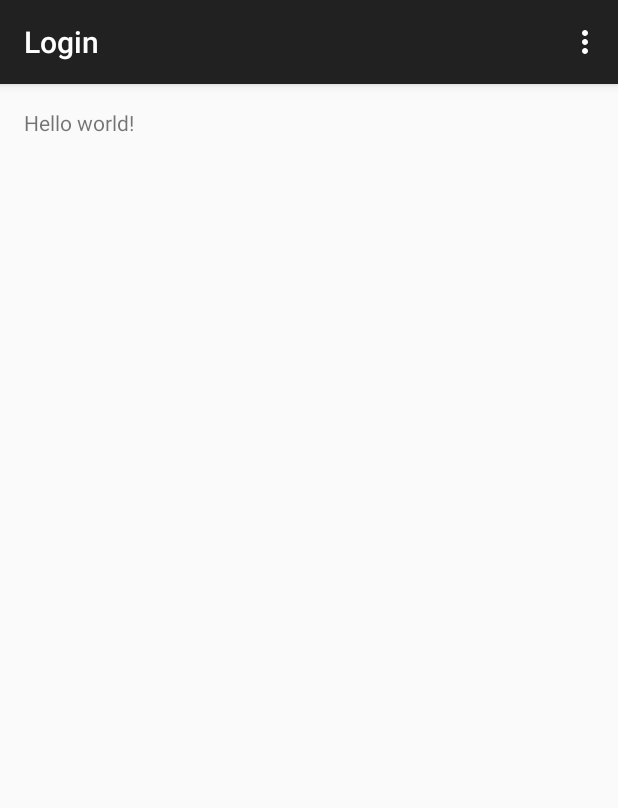
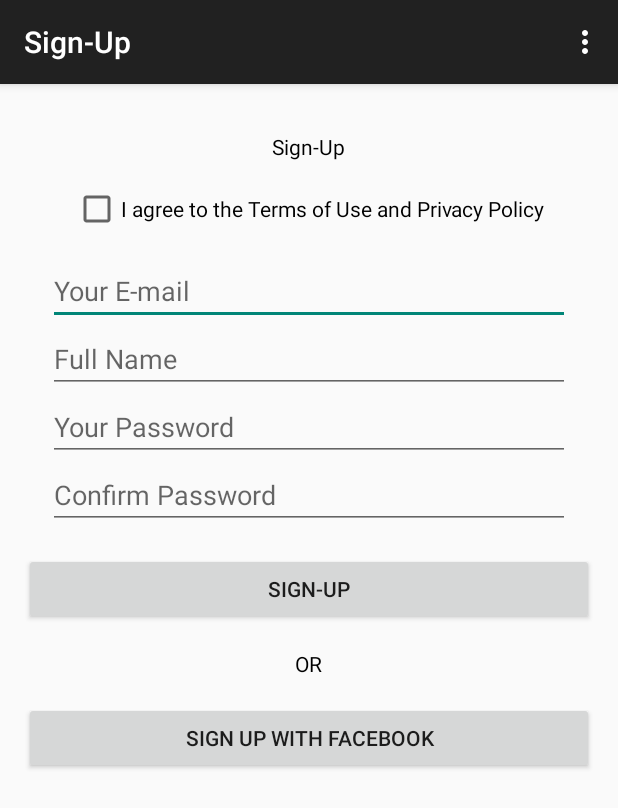
Before and after one commit to hananideen/Login, an Android app: the screen it shows after launch (MainActivity), on a phone screen of 412 x 824 dp. Shown: the top 808 px of the screen. Run offline under Robolectric (Android 15) with nearby library versions, the phone set to English and light mode, and no system bars.

Commit message:
Setup XML layout

```diff
--- a/app/src/main/AndroidManifest.xml
+++ b/app/src/main/AndroidManifest.xml
@@ -9,7 +9,7 @@
         android:theme="@style/AppTheme" >
         <activity
             android:name=".MainActivity"
-            android:label="@string/app_name" >
+            android:label="@string/signup" >
             <intent-filter>
                 <action android:name="android.intent.action.MAIN" />
 
--- a/app/src/main/res/layout/fragment_main.xml
+++ b/app/src/main/res/layout/fragment_main.xml
@@ -1,11 +1,77 @@
-<RelativeLayout xmlns:android="http://schemas.android.com/apk/res/android"
+<LinearLayout xmlns:android="http://schemas.android.com/apk/res/android"
     xmlns:tools="http://schemas.android.com/tools" android:layout_width="match_parent"
     android:layout_height="match_parent" android:paddingLeft="@dimen/activity_horizontal_margin"
     android:paddingRight="@dimen/activity_horizontal_margin"
     android:paddingTop="@dimen/activity_vertical_margin"
-    android:paddingBottom="@dimen/activity_vertical_margin" tools:context=".MainActivityFragment">
+    android:paddingBottom="@dimen/activity_vertical_margin" tools:context=".MainActivityFragment"
+    android:orientation="vertical">
 
-    <TextView android:text="@string/hello_world" android:layout_width="wrap_content"
-        android:layout_height="wrap_content" />
+    <TextView
+        android:layout_width="wrap_content"
+        android:layout_height="wrap_content"
+        android:padding="16dp"
+        android:text="@string/signup"
+        android:id="@+id/textView1"
+        android:layout_gravity="center"
+        android:textColor="@color/black"/>
 
-</RelativeLayout>
+    <CheckBox
+        android:layout_width="wrap_content"
+        android:layout_height="wrap_content"
+        android:layout_gravity="center"
+        android:text="@string/terms"
+        android:id="@+id/checkBox" />
+
+    <LinearLayout
+        android:padding="16dp"
+        android:orientation="vertical"
+        android:layout_width="match_parent"
+        android:layout_height="wrap_content">
+
+        <EditText
+            android:layout_width="match_parent"
+            android:layout_height="wrap_content"
+            android:id="@+id/editText1"
+            android:hint="@string/email"/>
+
+        <EditText
+            android:layout_width="match_parent"
+            android:layout_height="wrap_content"
+            android:id="@+id/editText2"
+            android:hint="@string/name"/>
+
+        <EditText
+            android:layout_width="match_parent"
+            android:layout_height="wrap_content"
+            android:id="@+id/editText3"
+            android:hint="@string/pass"/>
+
+        <EditText
+            android:layout_width="match_parent"
+            android:layout_height="wrap_content"
+            android:id="@+id/editText4"
+            android:hint="@string/confirmPass"/>
+    </LinearLayout>
+
+    <Button
+        android:id="@+id/btn_signup"
+        android:layout_width="match_parent"
+        android:layout_height="wrap_content"
+        android:text="@string/signup" />
+
+    <TextView
+        android:layout_width="wrap_content"
+        android:layout_height="wrap_content"
+        android:padding="16dp"
+        android:text="OR"
+        android:id="@+id/textView2"
+        android:layout_gravity="center"
+        android:textColor="@color/black"/>
+
+    <Button
+        android:id="@+id/btn_fb"
+        android:layout_width="match_parent"
+        android:layout_height="wrap_content"
+        android:text="@string/signup_fb" />
+
+</LinearLayout>
--- /dev/null
+++ b/app/src/main/res/values/color.xml
@@ -0,0 +1,13 @@
+<?xml version="1.0" encoding="utf-8"?>
+<resources>
+    <color name="red">#FF0000</color>
+    <color name="blue">#59abe3</color>
+    <color name="white">#FFFFFF</color>
+    <color name="black">#000000</color>
+    <color name="purple">#BE90D4</color>
+    <color name="valencia">#D64541</color>
+    <color name="green">#2ABB9B</color>
+    <color name="niagara">#16a085</color>
+    <color name="sunglo">#E26A6A</color>
+    <color name="orange">#D35400</color>
+</resources>
--- a/app/src/main/res/values/strings.xml
+++ b/app/src/main/res/values/strings.xml
@@ -1,5 +1,11 @@
 <resources>
     <string name="app_name">Login</string>
-    <string name="hello_world">Hello world!</string>
     <string name="action_settings">Settings</string>
+    <string name="signup">Sign-Up</string>
+    <string name="terms">I agree to the Terms of Use and Privacy Policy</string>
+    <string name="email">Your E-mail</string>
+    <string name="name">Full Name</string>
+    <string name="pass">Your Password</string>
+    <string name="confirmPass">Confirm Password</string>
+    <string name="signup_fb">Sign Up with Facebook</string>
 </resources>
```
Also changed, not shown: 1 other file.
